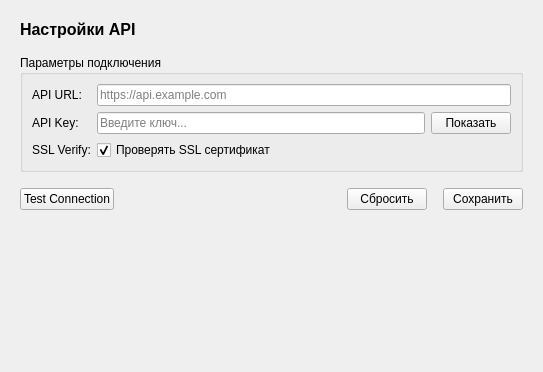
Qt form DBConnect/src/ui/SettingsWidget.ui (MelonKO/BotC_Stats) before a commit.
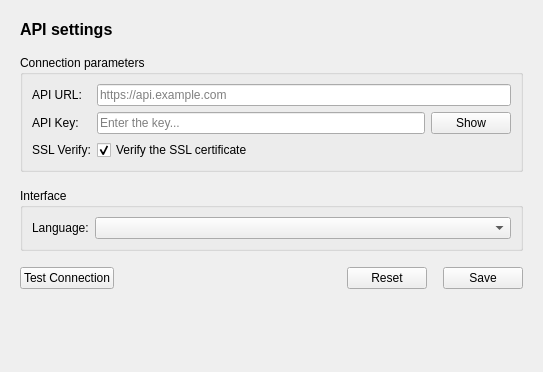
The same form after that commit.

Commit message: feat: localize the DBConnect interface

Diff of the .ui file:
```diff
--- a/DBConnect/src/ui/SettingsWidget.ui
+++ b/DBConnect/src/ui/SettingsWidget.ui
@@ -23,14 +23,14 @@
       <string>font-size: 16px; font-weight: bold;</string>
      </property>
      <property name="text">
-      <string>Настройки API</string>
+      <string>API settings</string>
      </property>
     </widget>
    </item>
    <item>
     <widget class="QGroupBox" name="ConnectionSettingsGroupBox">
      <property name="title">
-      <string>Параметры подключения</string>
+      <string>Connection parameters</string>
      </property>
      <layout class="QFormLayout" name="formLayout">
       <item row="0" column="0">
@@ -62,14 +62,14 @@
            <enum>QLineEdit::EchoMode::Password</enum>
           </property>
           <property name="placeholderText">
-           <string>Введите ключ...</string>
+           <string>Enter the key...</string>
           </property>
          </widget>
         </item>
         <item>
          <widget class="QPushButton" name="toggleKeyButton">
           <property name="text">
-           <string>Показать</string>
+           <string>Show</string>
           </property>
           <property name="checkable">
            <bool>true</bool>
@@ -88,7 +88,7 @@
       <item row="2" column="1">
        <widget class="QCheckBox" name="sslVerifyCheckBox">
         <property name="text">
-         <string>Проверять SSL сертификат</string>
+         <string>Verify the SSL certificate</string>
         </property>
         <property name="checked">
          <bool>true</bool>
@@ -98,6 +98,29 @@
      </layout>
     </widget>
    </item>
+   <item>
+    <widget class="QGroupBox" name="interfaceGroupBox">
+     <property name="title">
+      <string>Interface</string>
+     </property>
+     <layout class="QFormLayout" name="interfaceFormLayout">
+      <item row="0" column="0">
+       <widget class="QLabel" name="languageLabel">
+        <property name="text">
+         <string>Language:</string>
+        </property>
+       </widget>
+      </item>
+      <item row="0" column="1">
+       <widget class="QComboBox" name="languageCombo">
+        <property name="minimumWidth">
+         <number>200</number>
+        </property>
+       </widget>
+      </item>
+     </layout>
+    </widget>
+   </item>
    <item>
     <layout class="QHBoxLayout">
      <item>
@@ -130,14 +153,14 @@
      <item>
       <widget class="QPushButton" name="resetButton">
        <property name="text">
-        <string>Сбросить</string>
+        <string>Reset</string>
        </property>
       </widget>
      </item>
      <item>
       <widget class="QPushButton" name="saveButton">
        <property name="text">
-        <string>Сохранить</string>
+        <string>Save</string>
        </property>
       </widget>
      </item>
```
Left out of the diff: 4 changed lines with no effect on the pictures. The commit also changes 34 other files.
